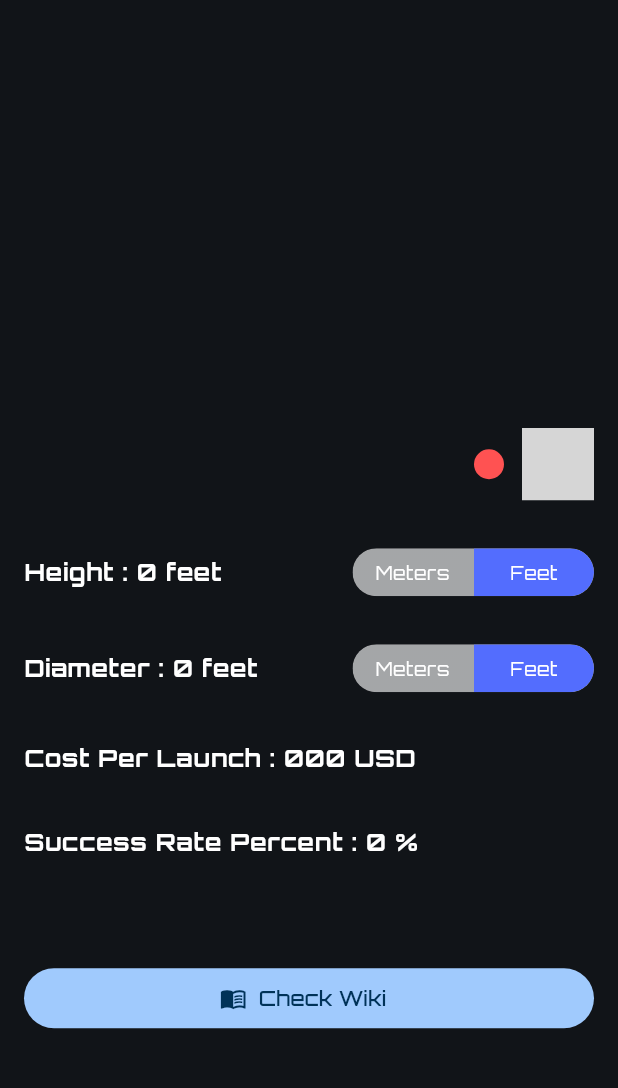
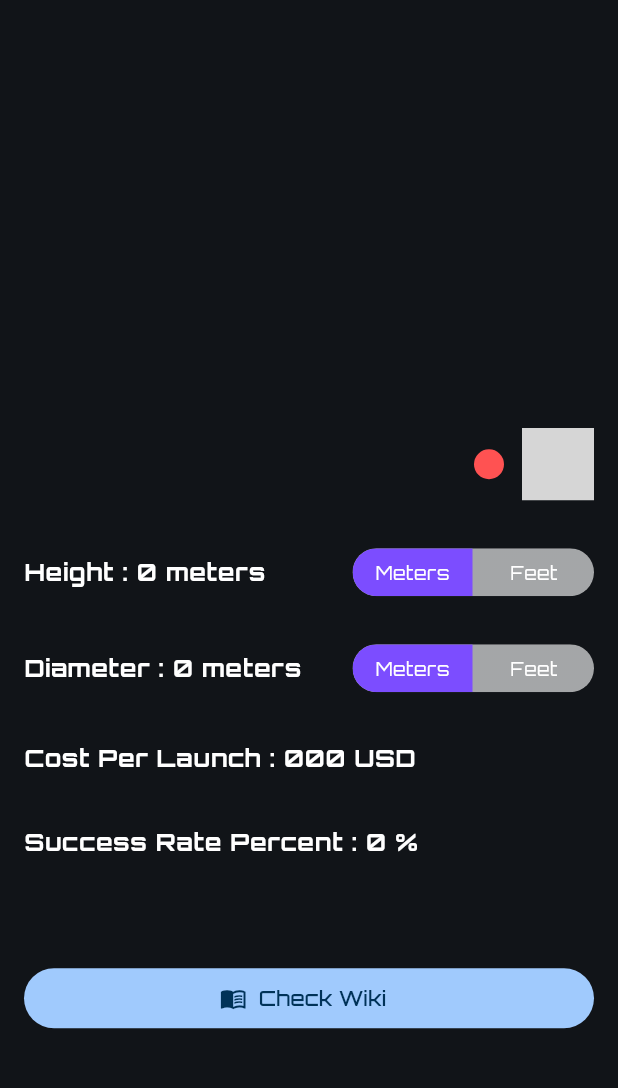
Before and after one commit to ThePunisher569/extraa_edge, a Flutter app: the RocketDetailsWidget screen opened directly with empty values, on a phone screen of 412 x 824 dp, the part 84-1172 px from its top. Run offline on Flutter 3.47's test engine with Material 2 defaults, Android fonts, the phone set to English and light mode, and no system bars; drawn by our look-alikes of carousel_slider, toggle_switch; our stand-ins replace flutter_riverpod, google_fonts, logger; missing offline and left inert: blinking_text, flutter_animated_button; network calls fail; grey boxes are pictures that could not be loaded.

Commit message:
height and diameter code optimization

```diff
--- a/lib/ui/widgets/diameter_widget.dart
+++ b/lib/ui/widgets/diameter_widget.dart
@@ -30,7 +30,7 @@ class _DiameterWidgetState extends State<DiameterWidget> {
           mainAxisAlignment: MainAxisAlignment.spaceBetween,
           children: [
             Text(
-              diameter
+              !diameter
                   ? 'Diameter : ${widget.rocket.diameter} meters'
                   : 'Diameter : ${widget.rocket.diameterInFeet} feet',
               style: Theme.of(context)
@@ -44,7 +44,7 @@ class _DiameterWidgetState extends State<DiameterWidget> {
             ToggleSwitch(
               minWidth: 80.0,
               minHeight: 32,
-              initialLabelIndex: !diameter ? 1 : 0,
+              initialLabelIndex: diameter ? 1 : 0,
               cornerRadius: 20.0,
               activeFgColor: Colors.white,
               totalSwitches: 2,
--- a/lib/ui/widgets/height_widget.dart
+++ b/lib/ui/widgets/height_widget.dart
@@ -24,7 +24,7 @@ class _HeightWidgetState extends State<HeightWidget> {
           mainAxisAlignment: MainAxisAlignment.spaceBetween,
           children: [
             Text(
-              height
+              !height
                   ? 'Height : ${widget.rocket.height} meters'
                   : 'Height : ${widget.rocket.heightInFeet} feet',
               style: Theme.of(context)
@@ -38,7 +38,7 @@ class _HeightWidgetState extends State<HeightWidget> {
             ToggleSwitch(
               minWidth: 80.0,
               minHeight: 32,
-              initialLabelIndex: !height ? 1 : 0,
+              initialLabelIndex: height ? 1 : 0,
               cornerRadius: 20.0,
               activeFgColor: Colors.white,
               totalSwitches: 2,
```
